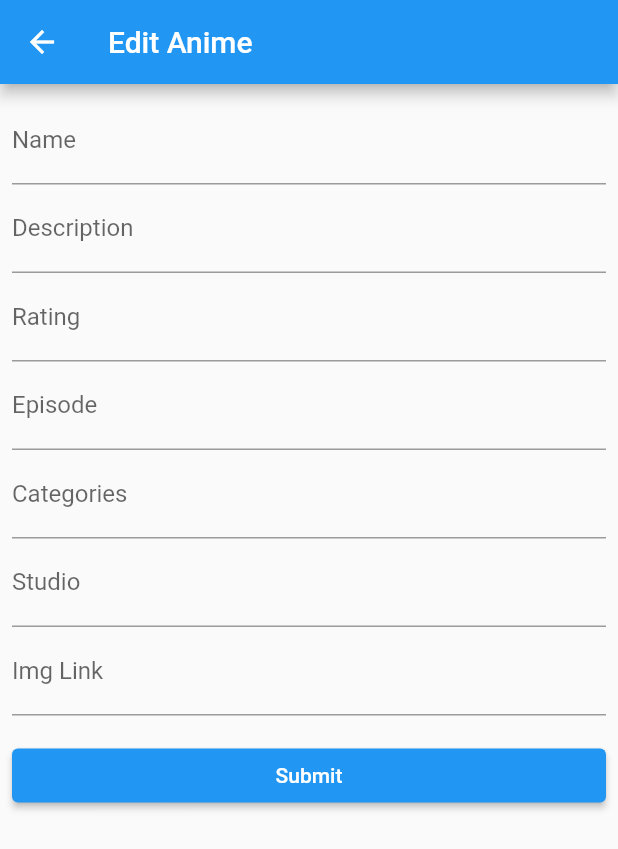
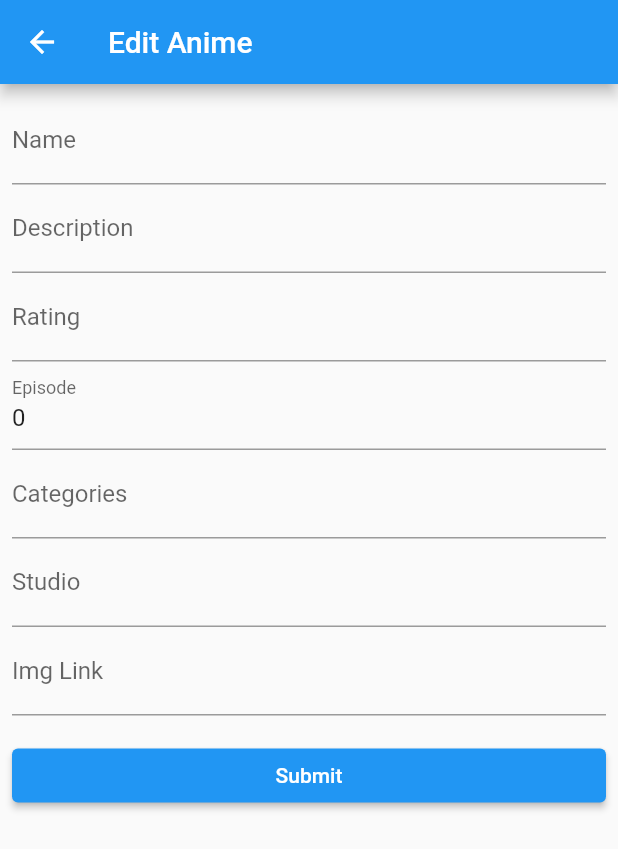
Before and after one commit to AzhureRaven/anime_list, a Flutter app: the AnimeDetailScreen screen opened directly with empty values, after a tap on the "edit" icon, on a phone screen of 412 x 824 dp. Shown: the top 849 px of the screen. Run offline on Flutter 3.47's test engine with Material 2 defaults, Android fonts, the phone set to English and light mode, and no system bars; network calls fail.

Commit message:
Edit Anime

```diff
--- a/lib/providers/anime_provider.dart
+++ b/lib/providers/anime_provider.dart
@@ -6,6 +6,10 @@ class AnimeProvider extends ChangeNotifier{
 
   void add(Anime anime){
     animeList.add(anime);
+    notifyListeners();
+  }
+
+  void update(Anime anime){
     notifyListeners();
   }
 
--- a/lib/routes/anime_detail_screen.dart
+++ b/lib/routes/anime_detail_screen.dart
@@ -14,23 +14,27 @@ class AnimeDetailScreen extends StatelessWidget {
   @override
   Widget build(BuildContext context) {
     return Scaffold(
-      body: LayoutBuilder(
+      body: Consumer<AnimeProvider>(
+        builder: (context, AnimeProvider data, widget) {
+          return LayoutBuilder(
             builder: (BuildContext context, BoxConstraints constraints) {
               if (constraints.maxWidth <= 600) {
-            return buildDetailPhone(context);
+                return buildDetailPhone(context, data);
               } else if (constraints.maxWidth <= 900) {
-            return buildDetailWeb(context, 1);
+                return buildDetailWeb(context, 1, data);
               } else if (constraints.maxWidth <= 1200) {
-            return buildDetailWeb(context, 2);
+                return buildDetailWeb(context, 2, data);
               } else {
-            return buildDetailWeb(context, 3);
+                return buildDetailWeb(context, 3, data);
               }
             },
-      ),
+          );
+        },
+      )
     );
   }
 
-  Widget buildDetailPhone(BuildContext context) {
+  Widget buildDetailPhone(BuildContext context, AnimeProvider data) {
     return SafeArea(
       child: SingleChildScrollView(
         child: Padding(
@@ -57,8 +61,8 @@ class AnimeDetailScreen extends StatelessWidget {
                   Row(
                     mainAxisAlignment: MainAxisAlignment.end,
                     children: [
-                      buildEditIconButton(context, anime),
-                      buildDeleteIconButton(context, anime)
+                      buildEditIconButton(context),
+                      buildDeleteIconButton(context, data)
                     ],
                   ),
                 ],
@@ -83,7 +87,7 @@ class AnimeDetailScreen extends StatelessWidget {
     );
   }
 
-  Widget buildDetailWeb(BuildContext context, int flex) {
+  Widget buildDetailWeb(BuildContext context, int flex, AnimeProvider data) {
     return Row(
       crossAxisAlignment: CrossAxisAlignment.start,
       children: [
@@ -130,8 +134,8 @@ class AnimeDetailScreen extends StatelessWidget {
                     Row(
                       children: [
                         Expanded(child: buildAnimeName(context, anime.name)),
-                        buildEditIconButton(context, anime),
-                        buildDeleteIconButton(context, anime),
+                        buildEditIconButton(context),
+                        buildDeleteIconButton(context, data),
                       ],
                     ),
                     const SizedBox(height: 8.0),
@@ -194,7 +198,7 @@ class AnimeDetailScreen extends StatelessWidget {
     );
   }
 
-  Widget buildEditIconButton(BuildContext context, Anime anime) {
+  Widget buildEditIconButton(BuildContext context) {
     return IconButton(
       icon: const Icon(
         Icons.edit,
@@ -207,14 +211,12 @@ class AnimeDetailScreen extends StatelessWidget {
     );
   }
 
-  Widget buildDeleteIconButton(BuildContext context, Anime anime) {
+  Widget buildDeleteIconButton(BuildContext context, AnimeProvider data) {
     return IconButton(
       onPressed: () {
         showDialog(
           context: context,
           builder: (BuildContext context) {
-            return Consumer<AnimeProvider>(
-              builder: (context, AnimeProvider data, widget) {
             return YesNoDialog(
               onSuccess: () {
                 Navigator.pop(context);
@@ -222,8 +224,6 @@ class AnimeDetailScreen extends StatelessWidget {
                 ScaffoldMessenger.of(context)
                     .showSnackBar(basicSnackBar("Anime Deleted"));
                 data.delete(anime);
-                  },
-                );
               },
             );
           },
--- a/lib/routes/manage_anime_screen.dart
+++ b/lib/routes/manage_anime_screen.dart
@@ -21,6 +21,7 @@ class _ManageAnimeScreenState extends State<ManageAnimeScreen> {
   late final TextEditingController _catController;
   late final TextEditingController _studioController;
   late final TextEditingController _imgController;
+  String mode = "add";
 
   @override
   void initState() {
@@ -33,6 +34,20 @@ class _ManageAnimeScreenState extends State<ManageAnimeScreen> {
     _catController = TextEditingController();
     _studioController = TextEditingController();
     _imgController = TextEditingController();
+    isEditAnime();
+  }
+
+  void isEditAnime(){
+    if(widget.anime != null){
+      mode = "edit";
+      _nameController.text = widget.anime!.name;
+      _descController.text = widget.anime!.description;
+      _epController.text = widget.anime!.episode.toString();
+      _ratingController.text = widget.anime!.rating;
+      _catController.text = widget.anime!.categorie;
+      _studioController.text = widget.anime!.studio;
+      _imgController.text = widget.anime!.img;
+    }
   }
 
   @override
@@ -163,7 +178,18 @@ class _ManageAnimeScreenState extends State<ManageAnimeScreen> {
                             child: ElevatedButton(onPressed: () {
                                 if (_formKey.currentState!.validate()) {
                                   _formKey.currentState!.save();
-                                  data.add(Anime(name: _nameController.text, description: _descController.text, rating: _descController.text, episode: int.parse(_epController.text), categorie: _catController.text, studio: _studioController.text, img: _imgController.text));
+                                  if(mode == "add"){
+                                    data.add(Anime(name: _nameController.text, description: _descController.text, rating: _ratingController.text, episode: int.parse(_epController.text), categorie: _catController.text, studio: _studioController.text, img: _imgController.text));
+                                  }
+                                  else{
+                                    widget.anime!.name = _nameController.text;
+                                    widget.anime!.description = _descController.text;
+                                    widget.anime!.rating = _ratingController.text;
+                                    widget.anime!.episode = int.parse(_epController.text);
+                                    widget.anime!.categorie = _catController.text;
+                                    widget.anime!.studio = _studioController.text;
+                                    widget.anime!.img = _imgController.text;
+                                  }
                                   widget.onSuccess.call();
                                 }
                               }, child: const Text("Submit")),
--- a/lib/routes/update_anime_screen.dart
+++ b/lib/routes/update_anime_screen.dart
@@ -1,5 +1,7 @@
 import 'package:flutter/material.dart';
+import 'package:provider/provider.dart';
 import '../models/anime.dart';
+import '../providers/anime_provider.dart';
 import '../utlis/snackbar.dart';
 import 'manage_anime_screen.dart';
 
@@ -13,9 +15,15 @@ class UpdateAnimeScreen extends StatelessWidget {
       appBar: AppBar(
         title: const Text("Edit Anime"),
       ),
-      body: ManageAnimeScreen(onSuccess: (){
-        ScaffoldMessenger.of(context).showSnackBar(basicSnackBar("Anime Updated"));
-      }, anime: anime),
+      body: Consumer<AnimeProvider>(
+        builder: (context, AnimeProvider data, widget) {
+          return ManageAnimeScreen(onSuccess: (){
+            ScaffoldMessenger.of(context).showSnackBar(basicSnackBar("Anime Updated"));
+            data.update(anime);
+            Navigator.pop(context);
+          }, anime: anime);
+        },
+      )
     );
   }
 }
```
Lines whose indentation alone changed are shown as unchanged.
